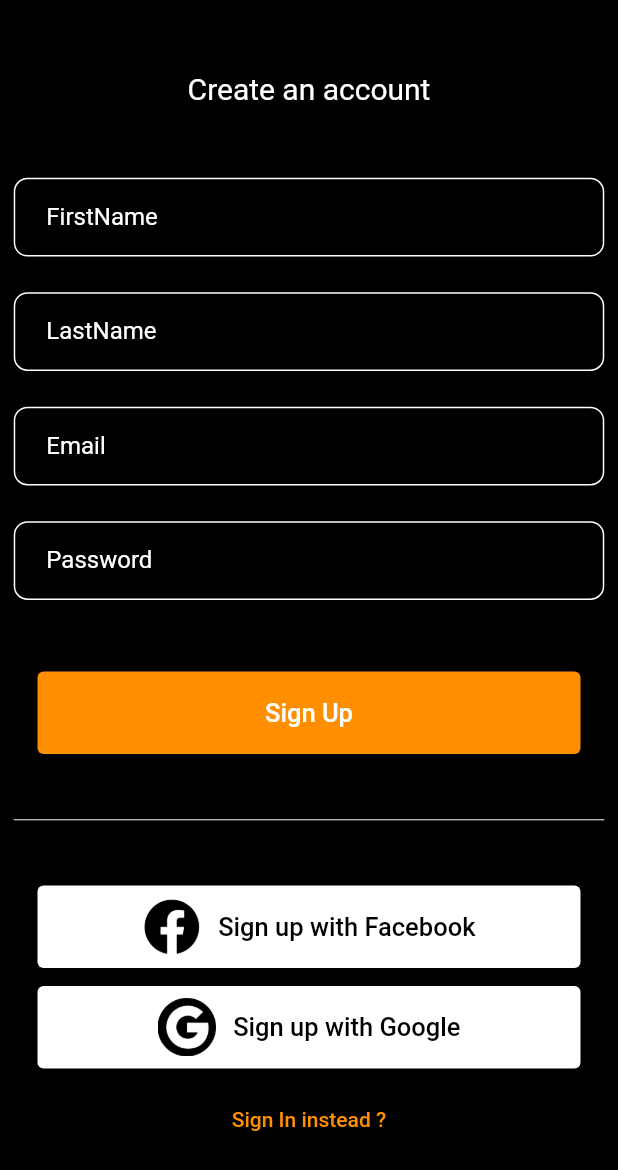
After one commit to henryadebayo/nance, a Flutter app: the screen it shows after launch, after a tap on "Get Started", on a phone screen of 412 x 824 dp. The commit adds this screen. Shown: the top 1170 px of the screen. Run offline on Flutter 3.47's test engine with Material 2 defaults, Android fonts, the phone set to English and light mode, and no system bars; our stand-ins replace email_validator, flutter_screenutil, money_formatter; missing offline and left inert: awesome_card.

Commit message:
added Auth Screens 😘👌😊

```diff
--- /dev/null
+++ b/lib/Repo/models/create_account_model.dart
@@ -0,0 +1,65 @@
+// To parse this JSON data, do
+//
+//     final createAccount = createAccountFromJson(jsonString);
+
+import 'dart:convert';
+
+CreateAccount createAccountFromJson(String str) => CreateAccount.fromJson(json.decode(str));
+
+String createAccountToJson(CreateAccount data) => json.encode(data.toJson());
+
+class CreateAccount {
+  CreateAccount({
+    required this.serviceType,
+    required this.requestRef,
+    required this.data,
+  });
+
+  String serviceType;
+  String requestRef;
+  CreateAccountData data;
+
+  factory CreateAccount.fromJson(Map<String, dynamic> json) => CreateAccount(
+    serviceType: json["serviceType"],
+    requestRef: json["requestRef"],
+    data: CreateAccountData.fromJson(json["data"]),
+  );
+
+  Map<String, dynamic> toJson() => {
+    "serviceType": serviceType,
+    "requestRef": requestRef,
+    "data": data.toJson(),
+  };
+}
+
+class CreateAccountData {
+  CreateAccountData({
+     this.email,
+     this.phoneNumber,
+     this.lastName,
+     this.firstName,
+     this.trackingReference,
+  });
+
+  String? email;
+  String? phoneNumber;
+  String? lastName;
+  String? firstName;
+  String? trackingReference;
+
+  factory CreateAccountData.fromJson(Map<String, dynamic> json) => CreateAccountData(
+    email: json["email"],
+    phoneNumber: json["phoneNumber"],
+    lastName: json["lastName"],
+    firstName: json["firstName"],
+    trackingReference: json["trackingReference"],
+  );
+
+  Map<String, dynamic> toJson() => {
+    "email": email,
+    "phoneNumber": phoneNumber,
+    "lastName": lastName,
+    "firstName": firstName,
+    "trackingReference": trackingReference,
+  };
+}
--- /dev/null
+++ b/lib/Repo/services/createAccountServices.dart
@@ -0,0 +1,29 @@
+import 'dart:convert';
+import 'package:http/http.dart' as http;
+import 'package:nance/Utils/consts.dart';
+
+import '../models/create_account_model.dart';
+
+
+class CreateAccountServices{
+ final CreateAccountData createAccountData = CreateAccountData();
+
+  Future<dynamic> createAccount(String email,phoneNumber, lastName, firstName)async{
+    try{
+      final Map<String, dynamic> createAccountData = {
+        "serviceType": "ADMIN_CREATE_VIRTUAL_ACCOUNT",
+        "email":email,
+        "phoneNumber": phoneNumber,
+        "lastName":lastName,
+        "firstName":firstName,
+        "trackingReference":"nance+$phoneNumber"
+      };
+      http.Response response = await http.post(Uri.parse(kudaBaseUrl),
+      body: json.encode(createAccountData)
+    );
+
+    }catch(e){
+      print("THIS IS CREATE ACCONNT ERROR ::: ${e.toString()}");
+    }
+  }
+}
--- /dev/null
+++ b/lib/UI/auth_screens/getStartedScreen.dart
@@ -0,0 +1,93 @@
+
+import 'package:flutter/material.dart';
+import 'package:nance/UI/auth_screens/signInPage.dart';
+import 'package:nance/UI/auth_screens/signUpPage.dart';
+
+
+class GetStartedScreen extends StatelessWidget {
+  const GetStartedScreen({Key? key}) : super(key: key);
+
+  @override
+  Widget build(BuildContext context) {
+    return Scaffold(
+      backgroundColor: Colors.black,
+      body: SafeArea(
+        child: Padding(
+          padding: const EdgeInsets.symmetric(horizontal: 8.0, vertical: 10.0),
+          child: Column(
+            crossAxisAlignment: CrossAxisAlignment.center,
+            children: [
+              Padding(
+                padding: const EdgeInsets.only(top: 50.0, bottom: 40.0),
+                child: Center(
+                  child: Container(
+
+                    height: 300.0,
+                    width: 300.0,
+                    decoration: BoxDecoration(
+                      color: Colors.amber[800],
+                      borderRadius: BorderRadius.circular(10.0)
+                    ),
+                    child: CircleAvatar(
+                      backgroundColor: Colors.black,
+                      child: CircleAvatar(
+                        radius: 70,
+                        backgroundColor: Colors.amber[800],
+                        child: const CircleAvatar(
+                          backgroundColor: Colors.amber,
+                          child: CircleAvatar(
+                            radius: 10.0,
+                            backgroundColor: Colors.white,
+                          ),
+                        ),
+                      ),
+                    ),
+                  ),
+                ),
+              ),
+              const SizedBox(height: 50.0,),
+              const Text("Hey! Welcome", style:
+              TextStyle(color: Colors.white,
+                  fontWeight: FontWeight.w500, fontSize: 25.0
+              ),),
+               const SizedBox(height: 17.0,),
+               Text("Think fast, go farther with our simple \n solutions to finance.", textAlign: TextAlign.center, style:
+              TextStyle(color: Colors.grey[500], fontSize: 14.0
+              ),),
+              const SizedBox(height: 35.0,),
+              SizedBox(height: 55.0,
+                width: MediaQuery.of(context).size.width - 50,
+                child: TextButton(onPressed: () {
+                  Navigator.of(context).push(MaterialPageRoute(builder: (context)=>
+                  const SignUpScreen()
+                  ));
+                },
+                  child:
+                  const Text("Get Started", style: TextStyle(color: Colors.white, fontSize: 17.0,),),
+                  style: TextButton.styleFrom(
+                    onSurface: Colors.black,
+                    backgroundColor: Colors.amber[800]
+                  )
+                ),
+              ),
+              const SizedBox(height: 20.0,),
+              SizedBox(height: 55.0,
+                width: MediaQuery.of(context).size.width - 50,
+                child: TextButton(onPressed: () {
+                  Navigator.of(context).push(MaterialPageRoute(builder: (context)=>
+                  const SignInScreen()
+                  ));
+                },
+                    child: const Text("I already have an account", style: TextStyle(color: Colors.black, fontSize: 15.0,),),
+                    style: TextButton.styleFrom(
+                        backgroundColor: Colors.white
+                    )
+                ),
+              ),
+            ],
+          ),
+        ),
+      ),
+    );
+  }
+}
--- /dev/null
+++ b/lib/UI/auth_screens/signUpPage.dart
@@ -0,0 +1,145 @@
+
+
+import 'package:email_validator/email_validator.dart';
+import 'package:flutter/material.dart';
+import 'package:flutter_screenutil/flutter_screenutil.dart';
+import 'package:nance/UI/auth_screens/widgets/customTextButton.dart';
+import 'package:nance/UI/auth_screens/widgets/formField.dart';
+
+class SignUpScreen extends StatefulWidget {
+  const SignUpScreen({Key? key}) : super(key: key);
+
+  @override
+  State<SignUpScreen> createState() => _SignUpScreenState();
+}
+
+class _SignUpScreenState extends State<SignUpScreen> {
+  late final String firstName;
+  late final String lastName;
+  late final String email;
+  late final String password;
+  final _formKey = GlobalKey<FormState>();
+
+
+  @override
+  Widget build(BuildContext context) {
+    return Scaffold(
+      backgroundColor: Colors.black,
+      body: SafeArea(
+        child: SingleChildScrollView(
+          child: Padding(
+            padding: EdgeInsets.only(left: 8.0.w, right: 8.0.w, top: 20.0.h, bottom: 40.0.h),
+            child: Column(
+              crossAxisAlignment: CrossAxisAlignment.center,
+              children: [
+                SizedBox(height: 20.0.h,),
+                const Center(
+                    child: Text("Create an account",
+                      style: TextStyle(
+                          color: Colors.white,
+                          fontSize: 20.0,
+                          fontWeight: FontWeight.w400),
+                    )
+                ),
+                SizedBox(height: 40.0.h,),
+                Form(
+                  key: _formKey,
+                    child: Column(children: [
+                  CustomTextForm(
+                    label: "FirstName",
+                    autofill: AutofillHints.name,
+                    onChanged:  (value){
+                      firstName = value;
+                    },
+                    validator: (value) {
+                      if (value.isEmpty ||
+                          !RegExp(r'^[a-z A-Z]+$').hasMatch(value)) {
+                        return "first Name is required";
+                      }
+                      return null;
+                    },
+                  ),
+                      SizedBox(height: 20.0.h,),
+                  CustomTextForm(
+                    label: "LastName",
+                    autofill: AutofillHints.name,
+                    onChanged:  (value){
+                      lastName = value;
+                    },
+                    validator: (value) {
+                      if (value.isEmpty ||
+                          !RegExp(r'^[a-z A-Z]+$').hasMatch(value)) {
+                        return "Last Name is required ";
+                      }
+                      return null;
+                    },
+                  ),
+                      SizedBox(height: 20.0.h,),
+                  CustomTextForm(
+                    label: "Email",
+                    autofill: AutofillHints.email,
+                    onChanged:  (value){
+                      email = value;
+                    },
+                    validator: (value) {
+                      if (value.isEmpty ||
+                          !RegExp(r'^[a-z A-Z]+$').hasMatch(value)) {
+                        return "Please Enter a valid Last Name";
+                      }
+                      return null;
+                    },
+                  ),
+                      SizedBox(height: 20.0.h,),
+                  CustomTextForm(
+                    label: "Password",
+                    autofill: AutofillHints.password,
+                    onChanged:  (value){
+                      password = value;
+                    },
+                      validator: (email) =>
+                            email != null && !EmailValidator.validate(email)
+                               ? "enter a valid email"
+                                   : null,
+                  ),
+                ],)),
+                SizedBox(height: 40.0.h,),
+                CustomTextButton(
+                  onSubmit: (){
+                 _formKey.currentState?.validate();
+                  },
+                  label: "Sign Up",
+                ),
+                SizedBox(height: 30.0.h,),
+                 const Divider(color: Colors.white,
+                ),
+                SizedBox(height: 30.0.h,),
+                CustomSocialTextButton(
+                  buttonColor: Colors.white,
+                  textColor: Colors.black,
+                  onSubmit: (){
+                    // _formKey.currentState?.validate();
+                  },
+                  label: "Sign up with Facebook",
+                  logo: "assets/images/facebook.png",
+                ),
+                SizedBox(height: 10.0.h),
+                CustomSocialTextButton(
+                  buttonColor: Colors.white,
+                  textColor: Colors.black,
+                  onSubmit: (){
+                    // _formKey.currentState?.validate();
+                  },
+                  label: "Sign up with Google",
+                  //LogoSpacewidth: 20.0.w,
+                  logo: "assets/images/google.png",
+                ),
+                SizedBox(height: 10.0,),
+                TextButton( onPressed: () {  }, child: Text("Sign In instead ?", style: TextStyle(color: Colors.amber[800]),),),
+              ],
+            ),
+          ),
+        ),
+      ),
+    );
+  }
+}
--- /dev/null
+++ b/lib/UI/auth_screens/splashScreen.dart
@@ -0,0 +1,50 @@
+import 'dart:async';
+
+import 'package:flutter/material.dart';
+import 'package:nance/UI/bottom_navigation.dart';
+
+import 'getStartedScreen.dart';
+
+
+
+class SplashScreen extends StatefulWidget {
+  const SplashScreen({Key? key}) : super(key: key);
+
+  @override
+  State<SplashScreen> createState() => _SplashScreenState();
+}
+
+class _SplashScreenState extends State<SplashScreen> {
+  @override
+  void initState() {
+    Timer(const Duration(seconds: 3),
+            ()=>Navigator.pushReplacement(context,
+            MaterialPageRoute(builder:
+                (context) =>
+                const GetStartedScreen()
+            )
+        )
+    );
+    super.initState();
+  }
+  @override
+  Widget build(BuildContext context) {
+    return
+      Scaffold(
+        body: Container(
+          height: MediaQuery.of(context).size.height,
+          width: MediaQuery.of(context).size.width,
+          color: Colors.black,
+          child:   RotatedBox(
+            quarterTurns: 1,
+            child:
+            Center(
+              child: Text('Nance.',
+                style: TextStyle(color: Colors.amber[800],letterSpacing: 1.0, fontSize: 170.0, fontWeight: FontWeight.w500),
+              ),
+            ),
+          )
+          ),
+      );
+  }
+}
--- /dev/null
+++ b/lib/UI/auth_screens/widgets/customTextButton.dart
@@ -0,0 +1,89 @@
+import 'package:flutter/cupertino.dart';
+import 'package:flutter/material.dart';
+import 'package:flutter_screenutil/flutter_screenutil.dart';
+
+class CustomSocialTextButton extends StatelessWidget {
+    CustomSocialTextButton({Key? key,
+     this.label,
+     this.buttonColor,
+     this.textColor,
+     this.width,
+     this.height,
+      this.logo,
+      this.LogoSpacewidth,
+     required this.onSubmit
+   }) : super(key: key);
+
+  final Color? buttonColor;
+  final Color? textColor;
+  final String? label;
+  final double? width;
+  final double? LogoSpacewidth;
+  final double? height;
+  final String? logo;
+  var onSubmit;
+
+
+  @override
+  Widget build(BuildContext context) {
+    return SizedBox(
+      height: height ?? 55.0,
+      width: width ?? MediaQuery.of(context).size.width - 50,
+      child: TextButton(onPressed:
+        onSubmit,
+          child:
+           Row(
+             mainAxisAlignment: MainAxisAlignment.center,
+             children: [
+               Image(image: AssetImage(logo!),
+                 fit: BoxFit.cover,
+               ),
+               SizedBox(width:LogoSpacewidth ?? 10.0.w,),
+               Text( "$label", style: TextStyle(color: textColor ?? Colors.white, fontSize: 17.0,),),
+             ],
+           ),
+          style: TextButton.styleFrom(
+              backgroundColor:buttonColor ?? Colors.amber[800]
+          )
+      ),
+    );
+  }
+}
+
+
+class CustomTextButton extends StatelessWidget {
+  CustomTextButton({Key? key,
+    this.label,
+    this.buttonColor,
+    this.textColor,
+    this.width,
+    this.height,
+    this.logo,
+    required this.onSubmit
+  }) : super(key: key);
+
+  final Color? buttonColor;
+  final Color? textColor;
+  final String? label;
+  final double? width;
+  final double? height;
+  final String? logo;
+  var onSubmit;
+
+
+  @override
+  Widget build(BuildContext context) {
+    return SizedBox(
+      height: height ?? 55.0,
+      width: width ?? MediaQuery.of(context).size.width - 50,
+      child: TextButton(onPressed:
+      onSubmit,
+          child:
+              Text( "$label", style: TextStyle(color: textColor ?? Colors.white, fontSize: 17.0,),),
+          style: TextButton.styleFrom(
+              backgroundColor:buttonColor ?? Colors.amber[800]
+          )
+      ),
+    );
+  }
+}
--- /dev/null
+++ b/lib/UI/auth_screens/widgets/formField.dart
@@ -0,0 +1,61 @@
+
+import 'package:flutter/cupertino.dart';
+import 'package:flutter/material.dart';
+import 'package:flutter_screenutil/flutter_screenutil.dart';
+
+class CustomTextForm extends StatelessWidget {
+  String  label;
+  var keyboardType;
+  var autofill;
+  FormFieldValidator validator;
+  IconButton? suffixIcon;
+  double? height;
+  bool? hideText;
+  final ValueChanged<String> onChanged;
+  CustomTextForm({Key? key,
+    required this.onChanged,
+    required this.label,
+    this.autofill,
+     this.height,
+    this.suffixIcon,
+    this.hideText,
+    this.keyboardType,
+    required this.validator,
+  }) : super(key: key);
+
+  @override
+  Widget build(BuildContext context) {
+    return TextFormField(
+      style: TextStyle(color: Colors.white),
+      keyboardType: keyboardType,
+      autofillHints: [autofill],
+      validator: validator,
+      onChanged: onChanged,
+      decoration: InputDecoration(
+        counterStyle: TextStyle(color: Colors.white),
+        suffix: suffixIcon,
+        enabledBorder: OutlineInputBorder(
+          borderRadius: BorderRadius.circular(8.0.r),
+          borderSide:  BorderSide(color: Colors.white),
+        ),
+        focusedBorder: OutlineInputBorder(
+          borderRadius: BorderRadius.circular(4.0.r),
+          borderSide: BorderSide(color: Colors.amber),
+        ),
+        labelStyle: TextStyle(color: Colors.white),
+        contentPadding: EdgeInsets.symmetric(horizontal: 19.w, vertical: 14.h,),
+       // hintText: label,
+       // label: Text(label),
+        labelText: label,
+       // fillColor: Colors.white,
+       // filled: true,
+        focusedErrorBorder: OutlineInputBorder(
+      borderRadius: BorderRadius.circular(4.0.r),
+        borderSide: BorderSide(color: Colors.amber),),
+    errorBorder: OutlineInputBorder(
+    borderRadius: BorderRadius.circular(4.0.r),
+    borderSide: BorderSide(color: Colors.red),),
+      ),
+    );
+  }
+}
--- a/lib/UI/wallet_screen.dart
+++ b/lib/UI/wallet_screen.dart
@@ -1,4 +1,6 @@
 import 'package:awesome_card/credit_card.dart';
+import 'package:awesome_card/extra/card_type.dart';
+import 'package:awesome_card/extra/helper.dart';
 import 'package:awesome_card/style/card_background.dart';
 import 'package:flutter/cupertino.dart';
 import 'package:flutter/material.dart';
@@ -81,7 +83,7 @@ class _WalletScreenState extends State<WalletScreen> {
                           color: Colors.amber,
                         ),
                         showShadow: true,
-                        // mask: getCardTypeMask(cardType: CardType.americanExpress),
+                        mask: getCardTypeMask(cardType: CardType.americanExpress),
                       ),
                     ),
                     // SizedBox(
--- /dev/null
+++ b/lib/Utils/consts.dart
@@ -0,0 +1,5 @@
+
+
+
+
+String kudaBaseUrl = "https://kuda-openapi-uat.kudabank.com/v1";
--- a/lib/main.dart
+++ b/lib/main.dart
@@ -4,6 +4,9 @@ import 'package:flutter_screenutil/flutter_screenutil.dart';
 import 'package:nance/PROVIDERS/wallet_providers.dart';
 import 'package:nance/UI/bottom_navigation.dart';
 import 'package:provider/provider.dart';
+
+import 'UI/auth_screens/getStartedScreen.dart';
+import 'UI/auth_screens/splashScreen.dart';
 
 void main() {
   runApp(MultiProvider(providers: [
@@ -30,7 +33,9 @@ class MyApp extends StatelessWidget {
         theme: ThemeData(
           primarySwatch: Colors.blue,
         ),
-        home: BottomNavigation(),
+        //home: BottomNavigation(),
+        home: SplashScreen(),
+       // home: GetStartedScreen(),
       ),
       designSize: const Size(360, 690),
     );
```
Also changed, not shown: lib/Repo/models/create_account_reponse_model.dart (added, +50 -0 lines), lib/UI/auth_screens/signInPage.dart (added, +113 -0 lines), lib/UI/bottomSheet.dart (+17 -8 lines), pubspec.yaml (+6 -3 lines), assets/images/facebook.png (added), assets/images/google.png (added), pubspec.lock.
